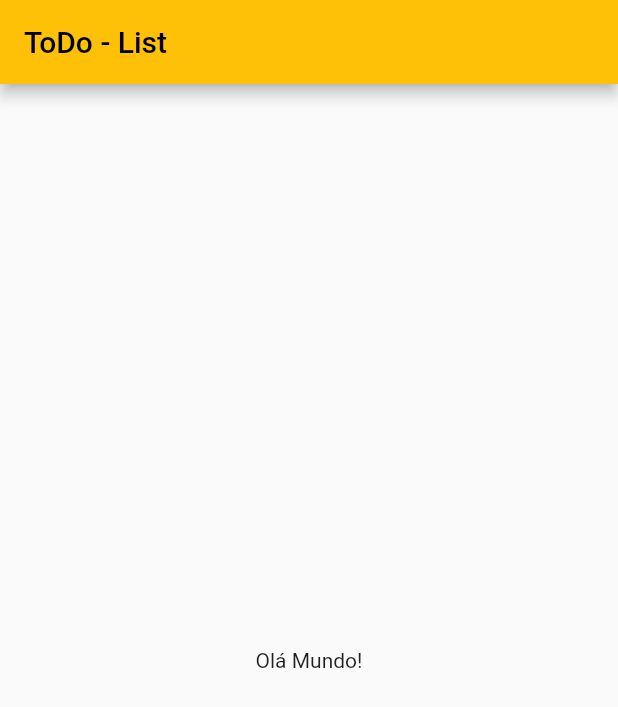
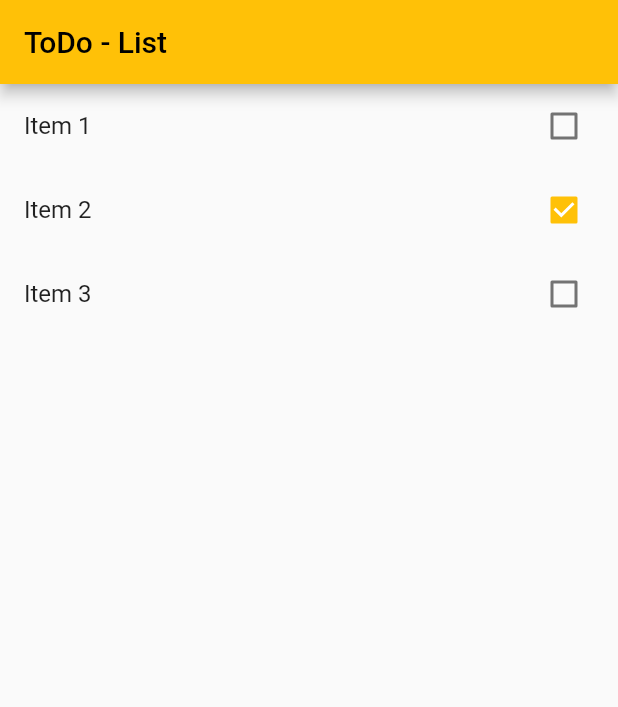
Before and after one commit to natanael-vieira/todo, a Flutter app: the screen it shows after launch, on a phone screen of 412 x 824 dp. Shown: the top 707 px of the screen. Run offline on Flutter 3.47's test engine with Material 2 defaults, Android fonts, the phone set to English and light mode, and no system bars.

Commit message:
Update main.dart
Criando checkbox para os itens da lista

```diff
--- a/lib/main.dart
+++ b/lib/main.dart
@@ -1,4 +1,5 @@
 import 'package:flutter/material.dart';
+import 'models/item.dart';
 
 void main() {
   runApp(const App());
@@ -15,16 +16,26 @@ class App extends StatelessWidget {
       theme: ThemeData(
         primarySwatch: Colors.amber,
       ),
-      home: const HomePage(
-        title: '',
-      ),
+      home: HomePage(),
     );
   }
 }
 
-class HomePage extends StatelessWidget {
-  const HomePage({Key? key, required String title}) : super(key: key);
+class HomePage extends StatefulWidget {
+  var items = [Item()];
 
+  HomePage({Key? key}) : super(key: key) {
+    items = [];
+    items.add(Item(title: "Item 1", done: false));
+    items.add(Item(title: "Item 2", done: true));
+    items.add(Item(title: "Item 3", done: false));
+  }
+
+  @override
+  State<HomePage> createState() => _HomePageState();
+}
+
+class _HomePageState extends State<HomePage> {
   @override
   Widget build(BuildContext context) {
     return Scaffold(
@@ -33,10 +44,19 @@ class HomePage extends StatelessWidget {
         // actions: <Widget>[
         //   Icon(Icons.plus_one),
         // ],
-        title: Text("ToDo - List"),
+        title: const Text("ToDo - List"),
       ),
-      body: Center(
-        child: Text("Olá Mundo!"),
+      body: ListView.builder(
+        itemCount: widget.items.length,
+        itemBuilder: (BuildContext ctxt, int index) {
+          final item = widget.items[index];
+          return CheckboxListTile(
+            title: Text(item.title!),
+            key: Key(item.title!),
+            value: item.done,
+            onChanged: (value) {},
+          );
+        },
       ),
     );
   }
```
